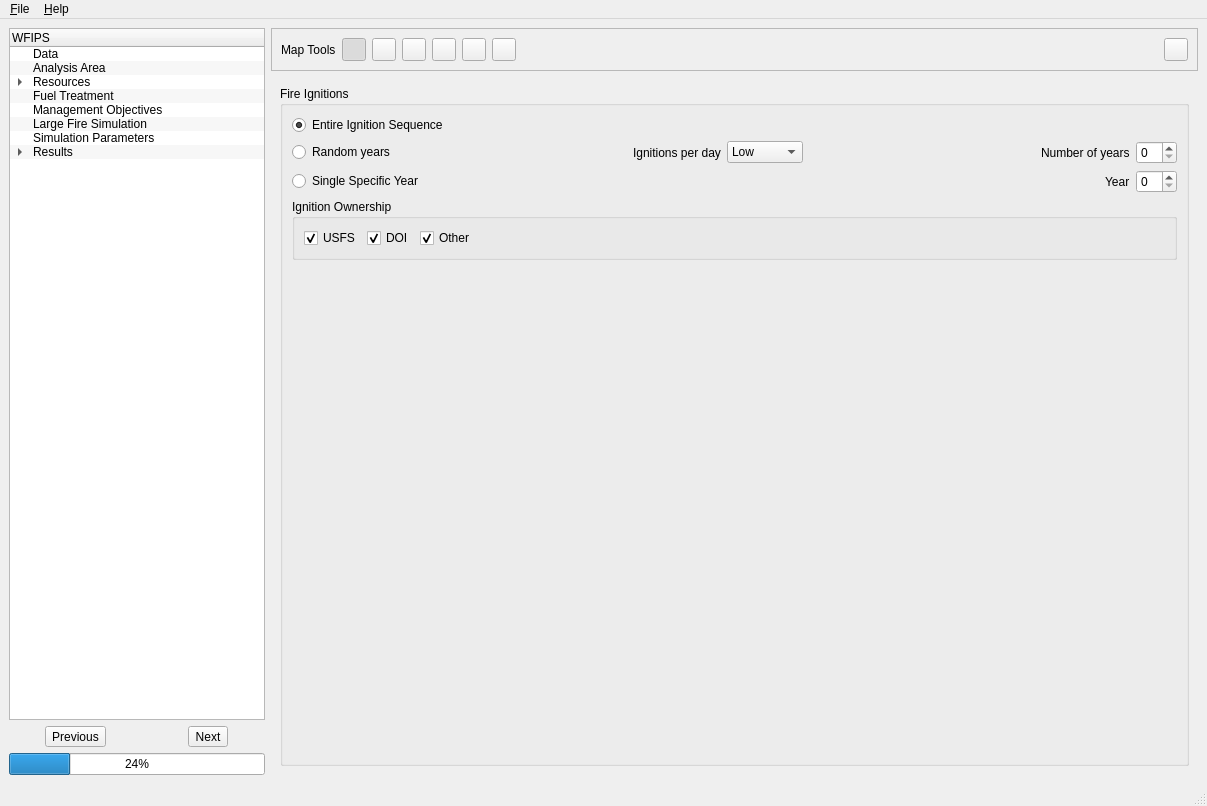
Above: irs/src/gui/wfipsmainwindow.ui from firelab/wfips before the change. Below: the same form after it.
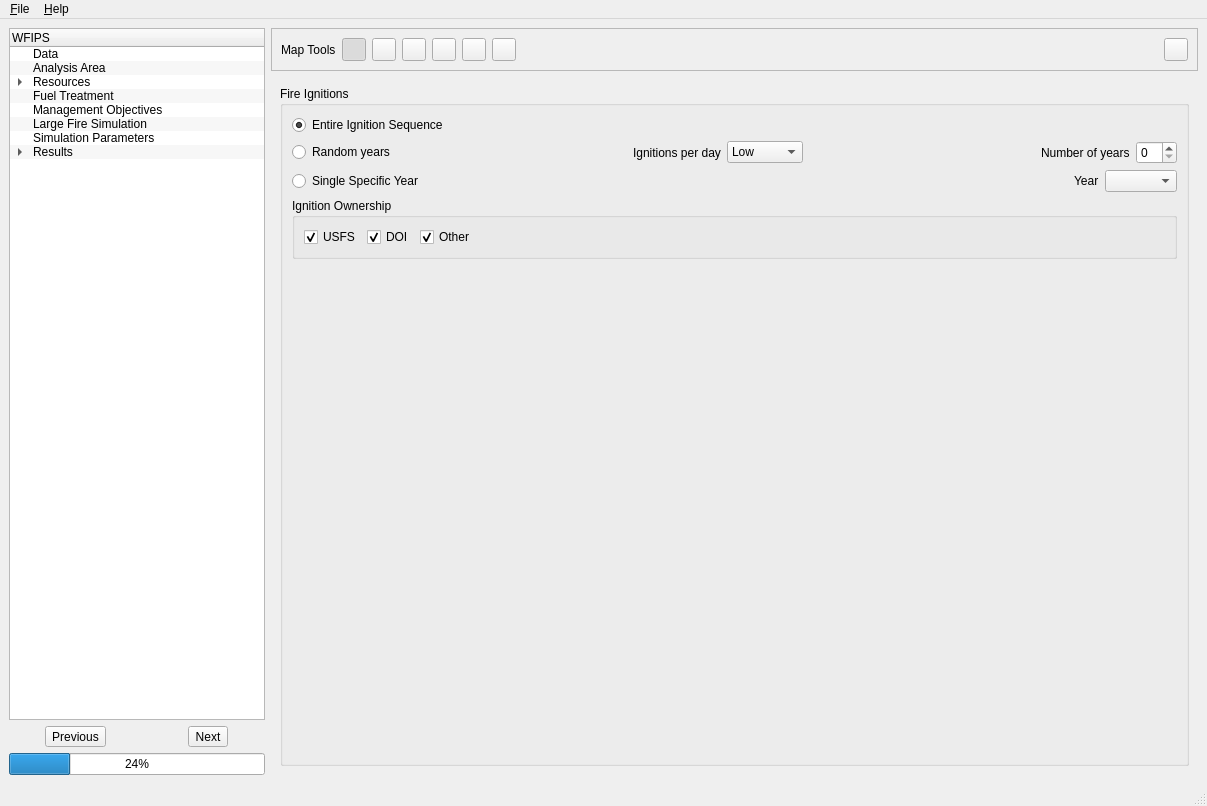
That is the form after the change.

Patch:
```diff
--- a/irs/src/gui/wfipsmainwindow.ui
+++ b/irs/src/gui/wfipsmainwindow.ui
@@ -1895,17 +1895,7 @@
                 </widget>
                </item>
                <item>
-                <widget class="QSpinBox" name="singleYearSpinBox">
-                 <property name="accelerated">
-                  <bool>true</bool>
-                 </property>
-                 <property name="suffix">
-                  <string/>
-                 </property>
-                 <property name="value">
-                  <number>0</number>
-                 </property>
-                </widget>
+                <widget class="QComboBox" name="singleYearComboBox"/>
                </item>
               </layout>
              </item>
```
Left out of the diff: 50 changed lines with no effect on the pictures.
